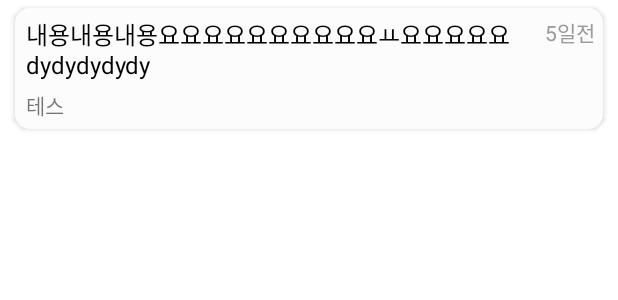
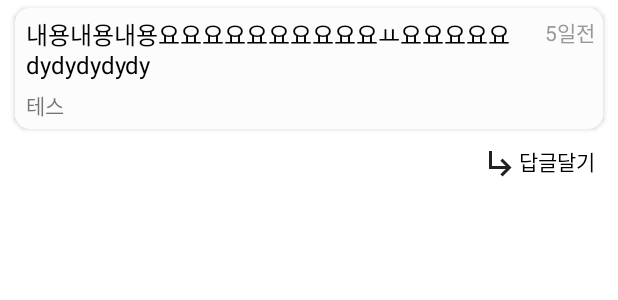
Before and after one commit to DSM-DMS/PMS-Android-V2, an Android app: the layout item_comment_notice.xml on its own in the app's theme, with its tools: preview values and no code run, on a phone screen of 412 x 824 dp. Shown: the top 300 px of the screen. Run offline under Robolectric (Android 15) with nearby library versions, the phone set to English and light mode, and no system bars; network calls fail.

Commit message:
[FIX]load re comment twice

```diff
--- a/app/src/main/java/com/dms/pmsandroid/feature/notify/NotifyBindingAdapter.kt
+++ b/app/src/main/java/com/dms/pmsandroid/feature/notify/NotifyBindingAdapter.kt
@@ -6,8 +6,10 @@ import androidx.databinding.BindingAdapter
 import com.dms.pmsandroid.R
 import com.dms.pmsandroid.feature.notify.model.CommentModel
 import com.dms.pmsandroid.feature.notify.ui.NoticeCommentLayout
+import com.dms.pmsandroid.feature.notify.ui.activity.NoticeDetailActivity.Companion.doneInput
 import java.text.SimpleDateFormat
 import java.util.*
+import kotlin.collections.HashMap
 
 object NotifyBindingAdapter {
 
@@ -18,12 +20,13 @@ object NotifyBindingAdapter {
         reComments: HashMap<Int, List<CommentModel>?>,
         id: Int
     ) {
-        if (!reComments[id].isNullOrEmpty()) {
+        if (!reComments[id].isNullOrEmpty()&& doneInput[id] != true) {
             for (reComment in reComments[id]!!) {
                 val layout = NoticeCommentLayout(linearLayout.context)
                 layout.findViewById<TextView>(R.id.re_comment_body_tv).text = reComment.body
                 layout.findViewById<TextView>(R.id.re_comment_writer_tv).text = reComment.user.name
                 linearLayout.addView(layout)
+                doneInput[id] = true
             }
         }
     }
--- a/app/src/main/java/com/dms/pmsandroid/feature/notify/viewmodel/NoticeDetailViewModel.kt
+++ b/app/src/main/java/com/dms/pmsandroid/feature/notify/viewmodel/NoticeDetailViewModel.kt
@@ -27,7 +27,6 @@ class NoticeDetailViewModel(
         notifyApiImpl.getNoticeDetail(accessToken, id).subscribe { response ->
             if (response.isSuccessful) {
                 getReComments(accessToken, response.body()!!.comment)
-
                 _noticeDetail.value = response.body()
             }
         }
@@ -39,8 +38,8 @@ class NoticeDetailViewModel(
             notifyApiImpl.getReComments(accessToken, id).subscribe { response ->
                 if (response.isSuccessful) {
                     reComments.value!![id] = response.body()
-                    doneReComments.value = true
                 }
+                doneReComments.value = true
             }
         }
     }
--- a/app/src/main/res/layout/item_comment_notice.xml
+++ b/app/src/main/res/layout/item_comment_notice.xml
@@ -23,6 +23,7 @@
         android:id="@+id/comment_ll"
         android:layout_width="match_parent"
         android:layout_height="wrap_content"
+        android:layout_marginBottom="10dp"
         android:orientation="vertical"
         app:commentId="@{id}"
         app:showReComments="@{vm.reComments}">
@@ -81,5 +82,17 @@
                     tools:text="5일전" />
             </androidx.constraintlayout.widget.ConstraintLayout>
         </androidx.cardview.widget.CardView>
+
+        <androidx.appcompat.widget.AppCompatTextView
+            android:layout_width="wrap_content"
+            android:layout_height="wrap_content"
+            android:layout_gravity="end"
+            android:layout_marginEnd="10dp"
+            android:background="?android:attr/selectableItemBackgroundBorderless"
+            android:drawableStart="@drawable/ic_baseline_subdirectory_arrow_right_24"
+            android:padding="5dp"
+            android:text="답글달기"
+            android:textColor="@color/black" />
+
     </LinearLayout>
 </layout>
```
Also changed, not shown: app/src/main/java/com/dms/pmsandroid/feature/notify/model/CommentModel.kt (+7 -1 lines), app/src/main/java/com/dms/pmsandroid/feature/notify/ui/activity/NoticeDetailActivity.kt (+7 -3 lines), app/src/main/res/layout/fragment_in_notice.xml (+5 -2 lines).
